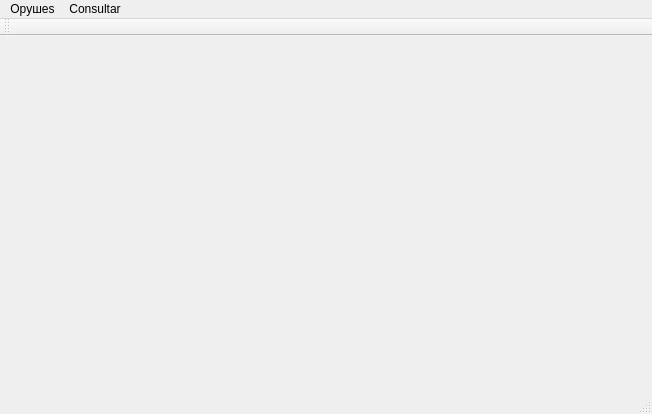
The window that Luiz-Paulo/mainwindow.ui (UnPComp2013/Grupo5) describes before a commit, drawn with Qt 5.
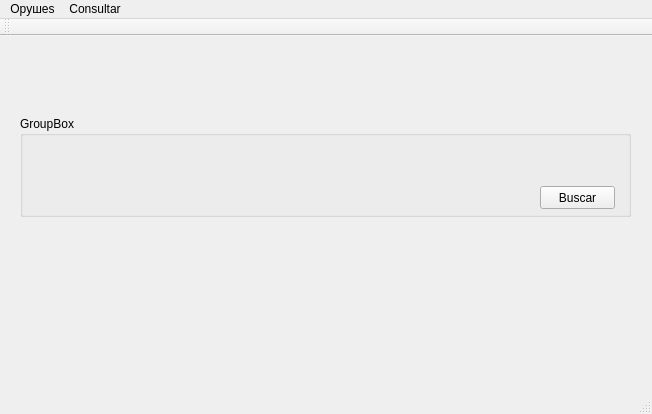
The same window after the commit.

What changed in the file:
```diff
--- a/Luiz-Paulo/mainwindow.ui
+++ b/Luiz-Paulo/mainwindow.ui
@@ -13,7 +13,68 @@
   <property name="windowTitle">
    <string>MainWindow</string>
   </property>
-  <widget class="QWidget" name="centralWidget"/>
+  <widget class="QWidget" name="centralWidget">
+   <widget class="QGroupBox" name="groupBox">
+    <property name="geometry">
+     <rect>
+      <x>20</x>
+      <y>80</y>
+      <width>611</width>
+      <height>101</height>
+     </rect>
+    </property>
+    <property name="title">
+     <string>GroupBox</string>
+    </property>
+    <widget class="QPushButton" name="btBuscar">
+     <property name="geometry">
+      <rect>
+       <x>520</x>
+       <y>70</y>
+       <width>75</width>
+       <height>23</height>
+      </rect>
+     </property>
+     <property name="text">
+      <string>Buscar</string>
+     </property>
+    </widget>
+    <widget class="QWidget" name="">
+     <property name="geometry">
+      <rect>
+       <x>30</x>
+       <y>30</y>
+       <width>571</width>
+       <height>22</height>
+      </rect>
+     </property>
+     <layout class="QHBoxLayout" name="horizontalLayout">
+      <item>
+       <widget class="QComboBox" name="opBusca">
+        <item>
+         <property name="text">
+          <string>Selecione:</string>
+         </property>
+        </item>
+        <item>
+         <property name="text">
+          <string>Por Professor</string>
+         </property>
+        </item>
+        <item>
+         <property name="text">
+          <string>Por Turma</string>
+         </property>
+        </item>
+       </widget>
+      </item>
+      <item>
+       <widget class="QLineEdit" name="buscar"/>
+      </item>
+     </layout>
+    </widget>
+   </widget>
+  </widget>
   <widget class="QMenuBar" name="menuBar">
    <property name="geometry">
     <rect>
```
